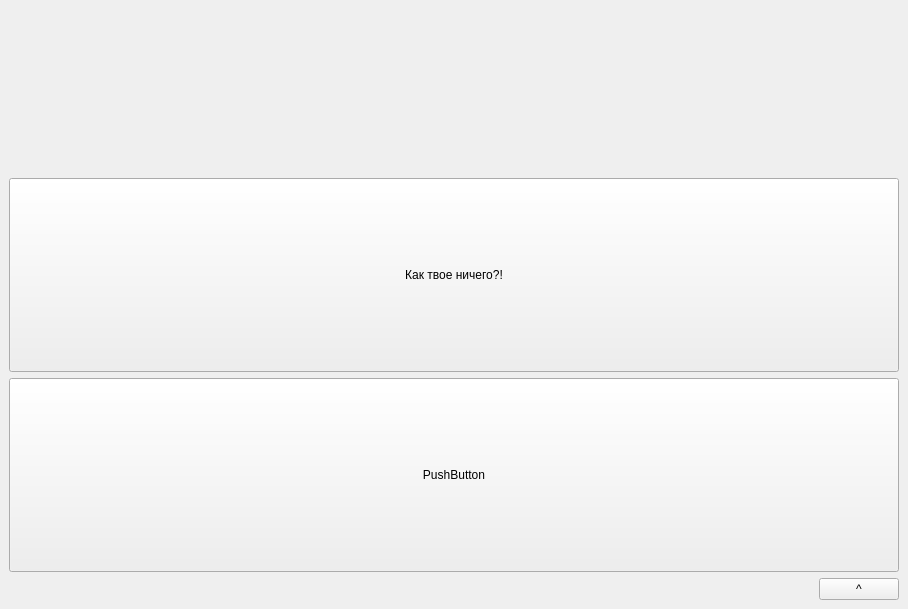
First picture: the form in mainwindow.ui, repository EvgenyMetelkin/PerfectLive, before the edit.
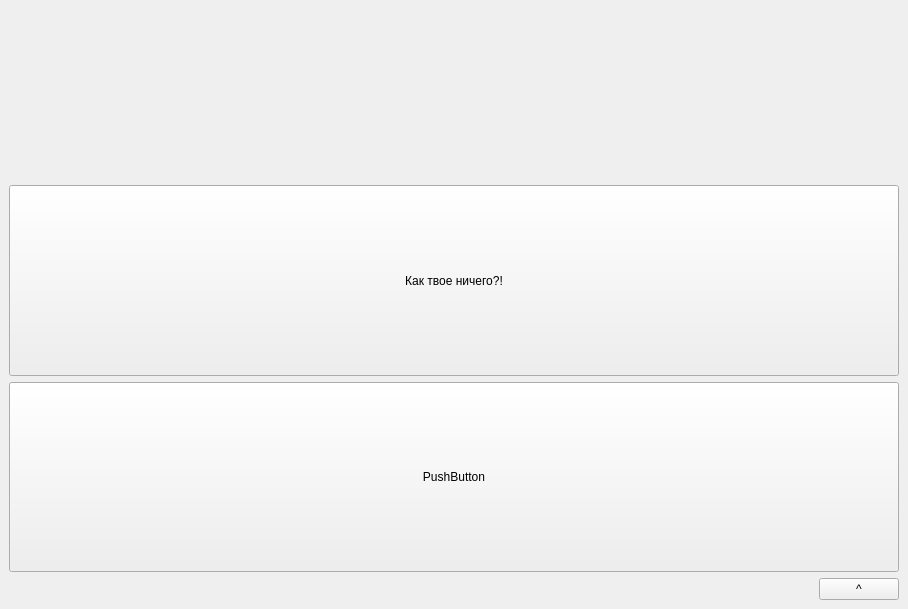
Second picture: the form after the edit.

Commit message: Fix temporary method for show historycreatingdiary

The edit to the form file:
```diff
--- a/mainwindow.ui
+++ b/mainwindow.ui
@@ -14,21 +14,18 @@
    <string>MainWindow</string>
   </property>
   <widget class="QWidget" name="centralwidget">
-   <layout class="QVBoxLayout" name="verticalLayout_3" stretch="3,7,1">
+   <layout class="QVBoxLayout" name="verticalLayout_3">
     <item>
      <layout class="QVBoxLayout" name="layoutHistoryDiary">
       <item>
-       <spacer name="verticalSpacer">
-        <property name="orientation">
-         <enum>Qt::Vertical</enum>
-        </property>
-        <property name="sizeHint" stdset="0">
+       <widget class="QWidget" name="widget" native="true">
+        <property name="minimumSize">
          <size>
-          <width>20</width>
-          <height>40</height>
+          <width>0</width>
+          <height>170</height>
          </size>
         </property>
-       </spacer>
+       </widget>
       </item>
      </layout>
     </item>
```
